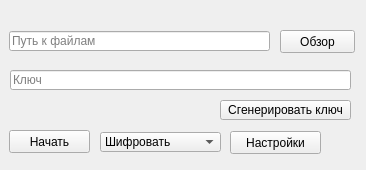
Before: the Qt Designer form mainwindow.ui in Peon24/crypto, drawn with Qt 5.
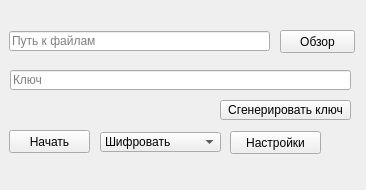
After: the same form once the commit is applied. Icons and pictures are not drawn.

Patch:
```diff
--- a/mainwindow.ui
+++ b/mainwindow.ui
@@ -7,19 +7,19 @@
     <x>0</x>
     <y>0</y>
     <width>366</width>
-    <height>170</height>
+    <height>190</height>
    </rect>
   </property>
   <property name="minimumSize">
    <size>
     <width>366</width>
-    <height>170</height>
+    <height>190</height>
    </size>
   </property>
   <property name="maximumSize">
    <size>
     <width>366</width>
-    <height>170</height>
+    <height>190</height>
    </size>
   </property>
   <property name="windowTitle">
@@ -157,7 +157,7 @@
    <widget class="QLabel" name="status">
     <property name="geometry">
      <rect>
-      <x>20</x>
+      <x>10</x>
       <y>170</y>
       <width>141</width>
       <height>16</height>
```
